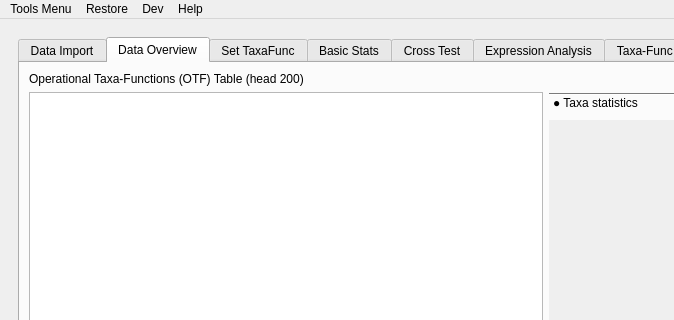
Above: metax/gui/metax_gui/main_window.ui from byemaxx/MetaX before the change; both pictures show x 0 to 674 and y 0 to 320 of the 1092 by 752 pixel window. Below: the same form after it.
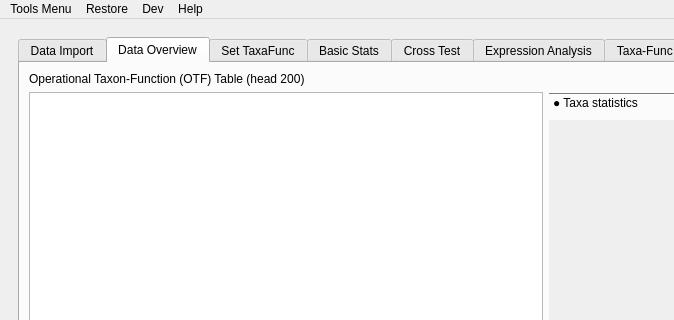
That is the form after the change. The open tabs and pages were chosen to show the change.

Patch:
```diff
--- a/metax/gui/metax_gui/main_window.ui
+++ b/metax/gui/metax_gui/main_window.ui
@@ -186,7 +186,7 @@
             <item row="0" column="0">
              <widget class="QLabel" name="label_26">
               <property name="text">
-               <string>Operational Taxa-Functions (OTF) Table (head 200)</string>
+               <string>Operational Taxon-Function (OTF) Table (head 200)</string>
               </property>
              </widget>
             </item>
```
Left out of the diff: 30 changed lines with no effect on the pictures.
